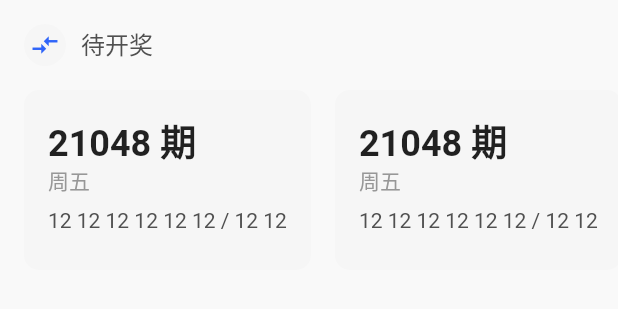
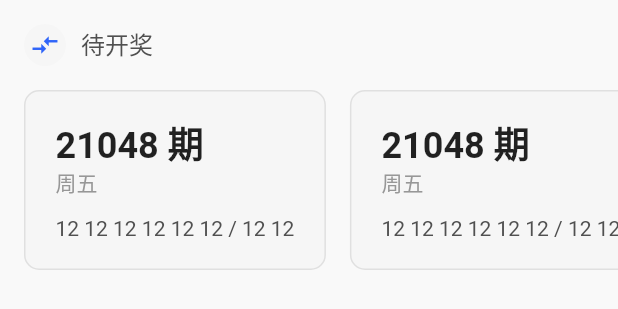
Before and after one commit to ShookLyngs/lyngs-donator, a Flutter app: the PanelWatchList widget shown alone on an empty page, opened directly, on a phone screen of 412 x 824 dp. Shown: the top 309 px of the screen. Run offline on Flutter 3.47's test engine with Material 2 defaults, Android fonts, the light colour scheme and no system bars; our stand-ins replace flutter_sticky_header, get, sliding_up_panel.

Commit message:
update(view/generate/panel): debugging.

```diff
--- a/lib/pages/generate/generate.dart
+++ b/lib/pages/generate/generate.dart
@@ -71,14 +71,17 @@ class GeneratePage extends StatelessWidget {
         state.panelRender.value = true;
         state.panelPosition.value = position;
         state.panelVisible.value = state.panelPosition.value > 0.2;
+        print('${state.panelRender.value}, ${state.panelOpened.value}');
       },
       onPanelOpened: () {
         state.panelRender.value = false;
         state.panelOpened.value = true;
+        print('${state.panelRender.value}, ${state.panelOpened.value}');
       },
       onPanelClosed: () {
         state.panelRender.value = false;
         state.panelOpened.value = false;
+        print('${state.panelRender.value}, ${state.panelOpened.value}');
       },
     );
   }
--- a/lib/pages/generate/panel/watch_list.dart
+++ b/lib/pages/generate/panel/watch_list.dart
@@ -25,6 +25,9 @@ class PanelWatchList extends GetxWidget<GeneratePageState> {
             onHorizontalDragEnd: (_) {
               print('onHorizontalDragEnd');
             },
+            onHorizontalDragUpdate: (_) {
+              print('onHorizontalDragUpdate');
+            },
             child: ListView(
               scrollDirection: Axis.horizontal,
               physics: const BouncingScrollPhysics(),
@@ -48,10 +51,13 @@ class WatchListCard extends GetxWidget<GeneratePageState> {
     return Padding(
       padding: const EdgeInsets.symmetric(horizontal: 8),
       child: Container(
-        padding: const EdgeInsets.all(16),
+        padding: const EdgeInsets.symmetric(vertical: 16, horizontal: 20),
         decoration: BoxDecoration(
           color: Theme.of(context).backgroundColor,
           borderRadius: BorderRadius.all(state.innerBorderRadius),
+          border: Border.all(
+            color: Theme.of(context).dividerColor,
+          ),
         ),
         child: Column(
           mainAxisAlignment: MainAxisAlignment.start,
@@ -77,7 +83,7 @@ class WatchListCard extends GetxWidget<GeneratePageState> {
                 ),
               ],
             ),
-            const SizedBox(height: 8),
+            const SizedBox(height: 12),
             Text(
               '12 12 12 12 12 12 / 12 12',
               style: Theme.of(context).textTheme.bodyText2!.copyWith(
```
